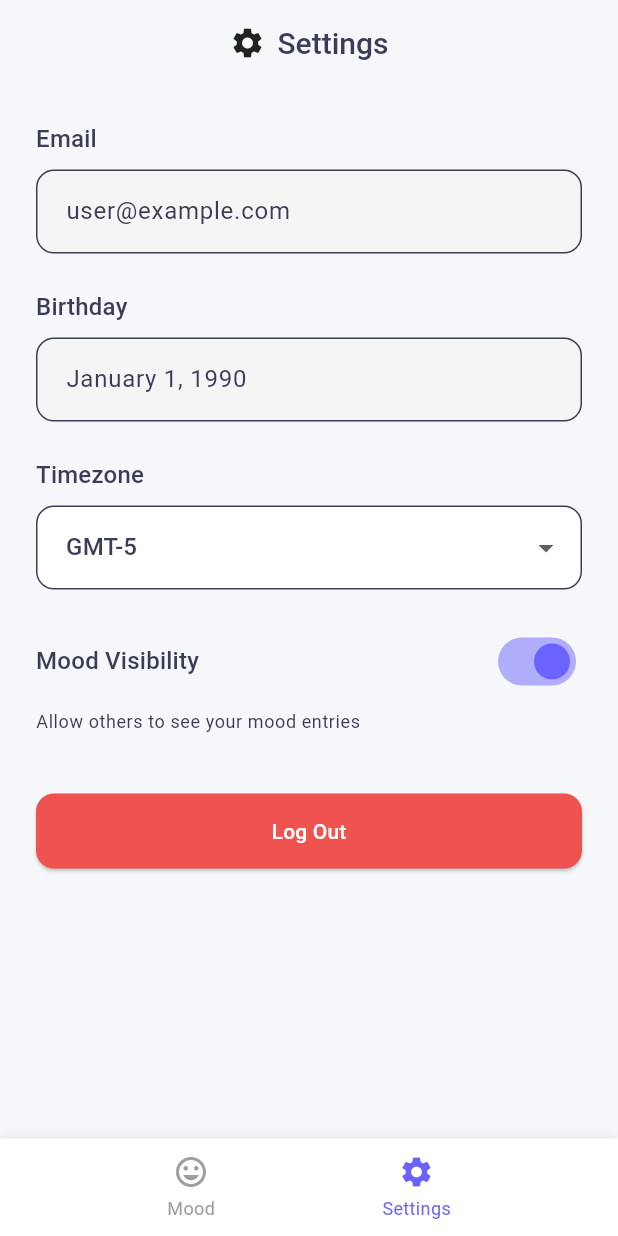
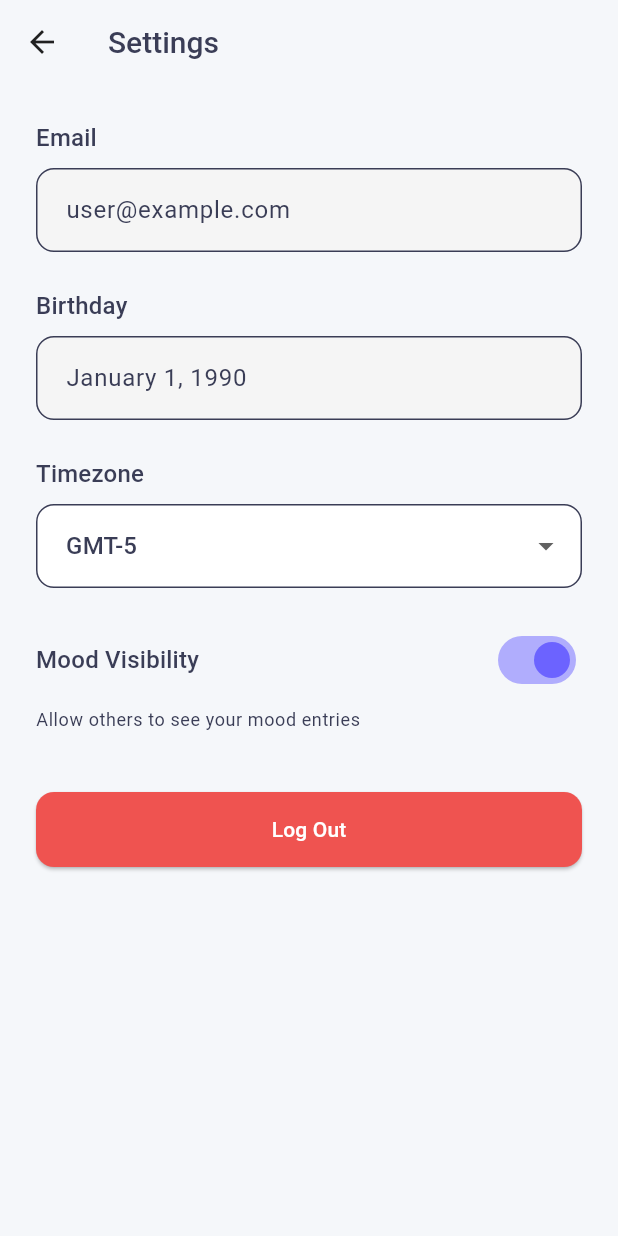
Before and after one commit to abavisg/may-vibes-17, a Flutter app: the SettingsScreen screen opened by its route, on a phone screen of 412 x 824 dp. Run offline on Flutter 3.47's test engine with Material 3 defaults, Android fonts, the light colour scheme and no system bars.

Commit message:
Refactor HomeScreen and SettingsScreen; implement modern navigation with a floating action button, remove CustomBottomNavigation, and update README.md to reflect changes. Enhance mood entry modal and improve UI elements across screens.

```diff
--- a/lib/screens/settings_screen.dart
+++ b/lib/screens/settings_screen.dart
@@ -1,7 +1,6 @@
 import 'package:flutter/material.dart';
 import 'package:tweenvibes/utils/constants.dart';
 import 'package:tweenvibes/utils/routes.dart';
-import 'package:tweenvibes/widgets/custom_bottom_navigation.dart';
 
 class SettingsScreen extends StatefulWidget {
   const SettingsScreen({super.key});
@@ -16,7 +15,6 @@ class _SettingsScreenState extends State<SettingsScreen> {
   final String _userBirthday = 'January 1, 1990';
   String _userTimezone = 'GMT-5';
   bool _moodVisibility = true;
-  final int _selectedIndex = 1; // Settings tab is selected
 
   final List<String> _timezones = [
     'GMT-12',
@@ -46,39 +44,21 @@ class _SettingsScreenState extends State<SettingsScreen> {
     'GMT+12'
   ];
 
-  void _onItemTapped(int index) {
-    if (index == 0) {
-      Navigator.pushReplacementNamed(context, AppRoutes.home);
-    } else if (index == 1) {
-      // Already on settings screen
-    }
-  }
-
   @override
   Widget build(BuildContext context) {
     return Scaffold(
-      body: SafeArea(
-        child: Column(
-          children: [
-            // Settings header
-            Padding(
-              padding: const EdgeInsets.all(16.0),
-              child: Row(
-                mainAxisAlignment: MainAxisAlignment.center,
-                children: [
-                  const Icon(Icons.settings, size: 24),
-                  const SizedBox(width: 8),
-                  Text(
-                    'Settings',
-                    style: Theme.of(context).textTheme.titleLarge,
+      appBar: AppBar(
+        backgroundColor: Colors.transparent,
+        elevation: 0,
+        leading: IconButton(
+          icon: const Icon(Icons.arrow_back, color: Colors.black87),
+          onPressed: () {
+            Navigator.of(context).pop();
+          },
         ),
-                ],
+        title: const Text('Settings'),
       ),
-            ),
-
-            // User settings form
-            Expanded(
-              child: SingleChildScrollView(
+      body: SingleChildScrollView(
         padding: const EdgeInsets.all(24.0),
         child: Column(
           crossAxisAlignment: CrossAxisAlignment.start,
@@ -172,8 +152,7 @@ class _SettingsScreenState extends State<SettingsScreen> {
               child: ElevatedButton(
                 onPressed: () {
                   // In a real app, handle logout logic
-                          Navigator.pushReplacementNamed(
-                              context, AppRoutes.welcome);
+                  Navigator.pushReplacementNamed(context, AppRoutes.welcome);
                 },
                 style: ElevatedButton.styleFrom(
                   backgroundColor: Colors.red.shade400,
@@ -184,16 +163,6 @@ class _SettingsScreenState extends State<SettingsScreen> {
           ],
         ),
       ),
-            ),
-
-            // Bottom Navigation
-            CustomBottomNavigation(
-              selectedIndex: _selectedIndex,
-              onItemTapped: _onItemTapped,
-            ),
-          ],
-        ),
-      ),
     );
   }
 }
--- a/lib/widgets/custom_bottom_navigation.dart
+++ /dev/null
@@ -1,64 +0,0 @@
-import 'package:flutter/material.dart';
-
-class CustomBottomNavigation extends StatelessWidget {
-  final int selectedIndex;
-  final Function(int) onItemTapped;
-
-  const CustomBottomNavigation({
-    super.key,
-    required this.selectedIndex,
-    required this.onItemTapped,
-  });
-
-  @override
-  Widget build(BuildContext context) {
-    return Container(
-      decoration: BoxDecoration(
-        color: Colors.white,
-        boxShadow: [
-          BoxShadow(
-            color: Colors.grey.withAlpha(50),
-            spreadRadius: 1,
-            blurRadius: 5,
-            offset: const Offset(0, -1),
-          ),
-        ],
-      ),
-      child: Padding(
-        padding: const EdgeInsets.symmetric(vertical: 10.0),
-        child: Row(
-          mainAxisAlignment: MainAxisAlignment.spaceEvenly,
-          children: [
-            _buildNavItem(context, 0, Icons.mood, 'Mood'),
-            _buildNavItem(context, 1, Icons.settings, 'Settings'),
-          ],
-        ),
-      ),
-    );
-  }
-
-  Widget _buildNavItem(
-      BuildContext context, int index, IconData icon, String label) {
-    final bool isSelected = selectedIndex == index;
-    return InkWell(
-      onTap: () => onItemTapped(index),
-      child: Column(
-        mainAxisSize: MainAxisSize.min,
-        children: [
-          Icon(
-            icon,
-            color: isSelected ? Theme.of(context).primaryColor : Colors.grey,
-          ),
-          const SizedBox(height: 4),
-          Text(
-            label,
-            style: TextStyle(
-              color: isSelected ? Theme.of(context).primaryColor : Colors.grey,
-              fontSize: 12,
-            ),
-          ),
-        ],
-      ),
-    );
-  }
-}
```
Also changed, not shown: lib/screens/home_screen.dart (+84 -31 lines), lib/screens/mood_entry_screen.dart (+4 -20 lines), 1 other file. Lines whose indentation alone changed are shown as unchanged.
